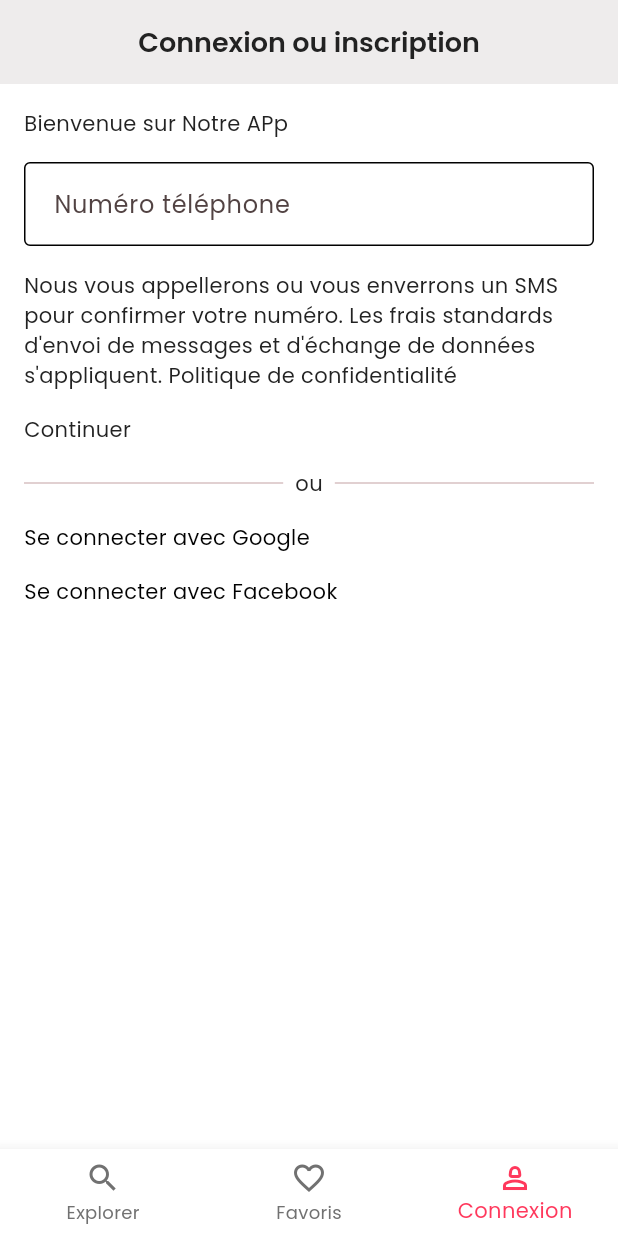
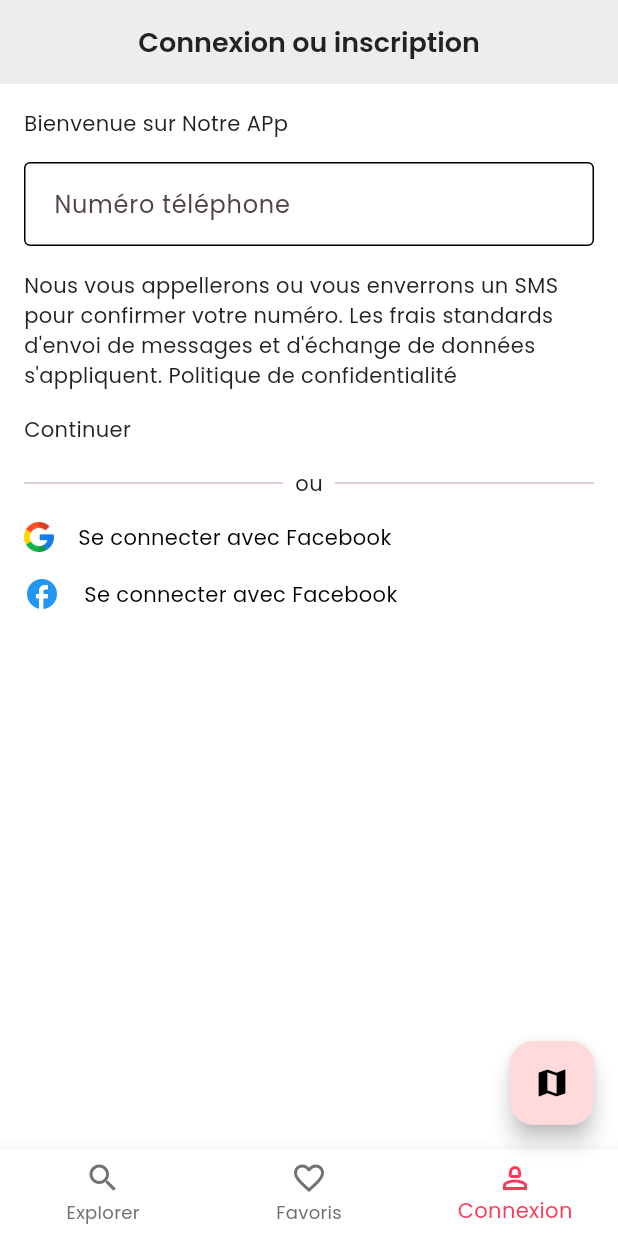
Before and after one commit to harricePrivat/airbnb, a Flutter app: the screen it shows after launch, item 3 of the bottom bar chosen, on a phone screen of 412 x 824 dp. Run offline on Flutter 3.47's test engine with Material 3 defaults, Android fonts, the phone set to English and light mode, and no system bars; our stand-ins replace fluttertoast, go_router, google_fonts; missing offline and left inert: shadcn_ui.

Commit message:
change design pag

```diff
--- a/lib/screens/pages/accueil.dart
+++ b/lib/screens/pages/accueil.dart
@@ -40,6 +40,10 @@ class _AccueilState extends State<Accueil> {
               ),
             ],
           ),
+          floatingActionButton: FloatingActionButton(
+            onPressed: () {},
+            child: Icon(Icons.map, color: Colors.black),
+          ),
         );
       },
     );
--- a/lib/screens/pages/connexion.dart
+++ b/lib/screens/pages/connexion.dart
@@ -42,6 +42,7 @@ class _ConnexionState extends State<Connexion> {
               ),
               ShadButton(
                 backgroundColor: AirbnbTheme.airbnbRed,
+                pressedBackgroundColor: AirbnbTheme.airbnbRed.withValues(alpha: 0.9),
                 width: MediaQuery.of(context).size.width - 32,
                 child: Text("Continuer"),
               ),
@@ -60,9 +61,15 @@ class _ConnexionState extends State<Connexion> {
                 backgroundColor: Colors.white,
                 hoverBackgroundColor: const Color.fromARGB(26, 211, 210, 210),
                 width: MediaQuery.of(context).size.width - 32,
-                child: Text(
-                  "Se connecter avec Google",
-                  style: TextStyle(color: Colors.black),
+                child: Row(
+                  spacing: 16,
+                  children: [
+                    Image.asset("assets/google.png", width: 20, height: 20),
+                    Text(
+                      "Se connecter avec Facebook",
+                      style: TextStyle(color: Colors.black),
+                    ),
+                  ],
                 ),
               ),
 
@@ -73,9 +80,15 @@ class _ConnexionState extends State<Connexion> {
                 backgroundColor: Colors.white,
                 hoverBackgroundColor: const Color.fromARGB(26, 206, 205, 205),
                 width: MediaQuery.of(context).size.width - 32,
-                child: Text(
-                  "Se connecter avec Facebook",
-                  style: TextStyle(color: Colors.black),
+                child: Row(
+                  spacing: 16,
+                  children: [
+                    Icon(Icons.facebook, color: Colors.blue),
+                    Text(
+                      "Se connecter avec Facebook",
+                      style: TextStyle(color: Colors.black),
+                    ),
+                  ],
                 ),
               ),
             ],
--- a/lib/screens/pages/favoris.dart
+++ b/lib/screens/pages/favoris.dart
@@ -26,6 +26,10 @@ class _FavorisState extends State<Favoris> {
             ),
             ShadButton(
               backgroundColor: AirbnbTheme.airbnbRed,
+              pressedBackgroundColor: AirbnbTheme.airbnbRed.withValues(
+                alpha: 0.9,
+              ),
+
               child: Text("Connexion"),
             ),
           ],
--- a/lib/screens/widgets/propositions.dart
+++ b/lib/screens/widgets/propositions.dart
@@ -71,7 +71,7 @@ class _Propostions extends State<Propositions> {
                   ),
                   child: const Text(
                     "Coup de cœur voyageurs",
-                    style: TextStyle(fontSize: 10, fontWeight: FontWeight.bold),
+                    style: TextStyle(fontSize: 9, fontWeight: FontWeight.bold),
                   ),
                 ),
               ),
--- a/lib/services/app_router.dart
+++ b/lib/services/app_router.dart
@@ -1,5 +1,6 @@
 import 'package:airbnb/screens/pages/accueil.dart';
 import 'package:airbnb/screens/pages/details.dart';
+import 'package:airbnb/screens/pages/recherche_page.dart';
 import 'package:go_router/go_router.dart';
 
 class AppRouter {
@@ -8,6 +9,10 @@ class AppRouter {
     routes: [
       GoRoute(path: "/accueil", builder: (context, state) => Accueil()),
       GoRoute(path: "/details", builder: (context, state) => Details()),
+      GoRoute(
+        path: "/recherche-page",
+        builder: (context, state) => RecherchePage(),
+      ),
     ],
     //redirect: (context, state) {}
   );
--- a/pubspec.yaml
+++ b/pubspec.yaml
@@ -67,6 +67,7 @@ flutter:
   # To add assets to your application, add an assets section, like this:
   assets:
     - assets/paris.png
+    - assets/google.png
   #   - images/a_dot_ham.jpeg
 
   # An image asset can refer to one or more resolution-specific "variants", see
```
Also changed, not shown: lib/screens/pages/explore.dart (+6 -1 lines), lib/screens/pages/recherche_page.dart (added, +18 -0 lines), assets/google.png (added).
